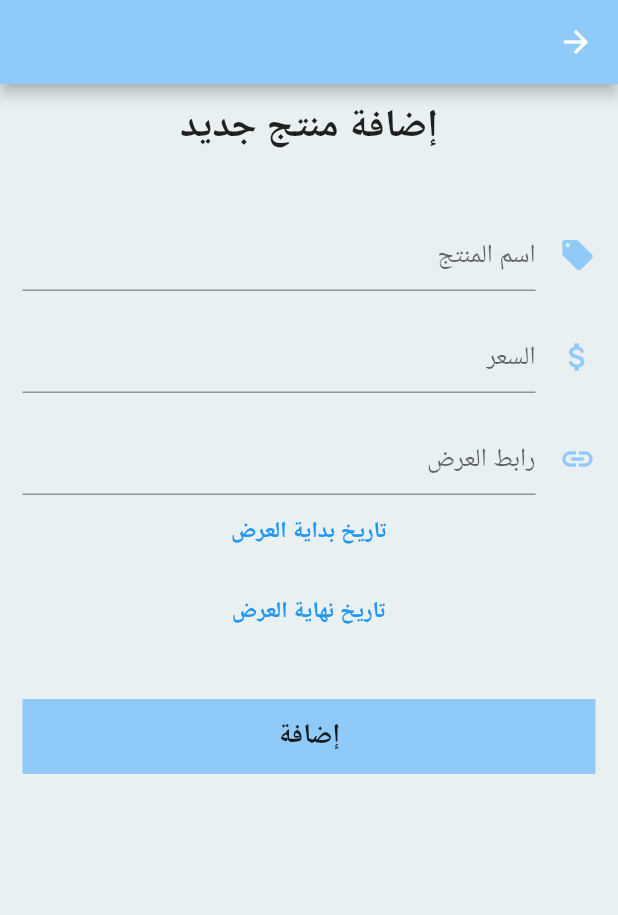
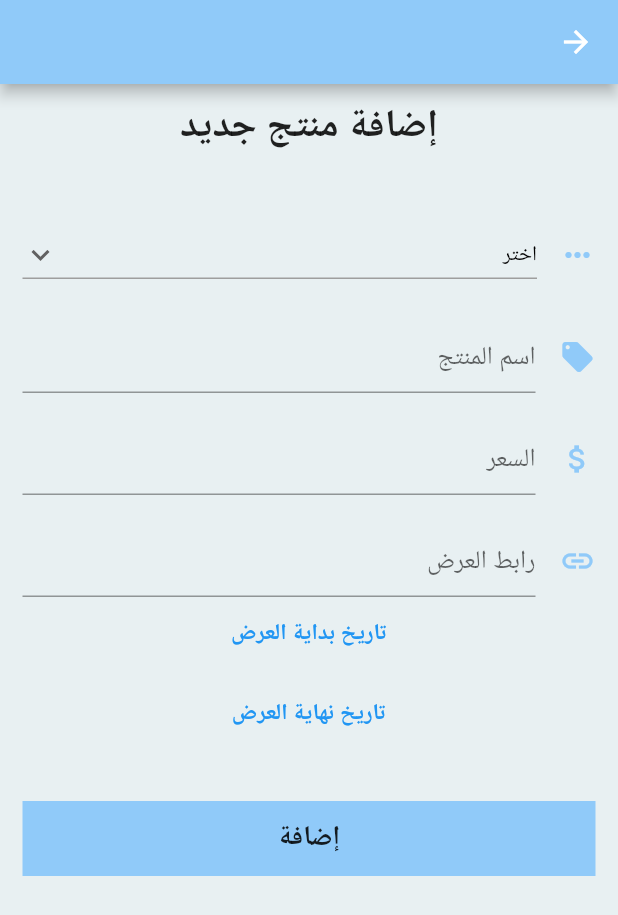
Before and after one commit to iiNawaf/one_direction, a Flutter app: the AddNewProductScreen screen opened by its route, on a phone screen of 412 x 824 dp. Shown: the top 915 px of the screen. Run offline on Flutter 3.47's test engine with Material 2 defaults, Android fonts, the light colour scheme and no system bars; our stand-ins replace carousel_slider, flutter_datetime_picker.

Commit message:
category

```diff
--- a/lib/screens/add_new_product/add_new_product.dart
+++ b/lib/screens/add_new_product/add_new_product.dart
@@ -1,5 +1,6 @@
 import 'package:flutter/material.dart';
 import 'package:flutter_datetime_picker/flutter_datetime_picker.dart';
+import 'package:project/widgets/add_new_product/add_product_category.dart';
 import 'package:project/widgets/add_new_product/add_product_expire_date.dart';
 import 'package:project/widgets/add_new_product/add_product_inital_date.dart';
 import 'package:project/widgets/add_new_product/add_product_link.dart';
@@ -28,6 +29,8 @@ class AddNewProductScreen extends StatelessWidget {
               child: Form(
                 child: Column(
                     children: <Widget>[
+                      AddProductCategory(),
+                      Container(height: 20),
                       AddProductName(),
                       Container(height: 20),
                       AddProductPrice(),
--- /dev/null
+++ b/lib/widgets/add_new_product/add_product_category.dart
@@ -0,0 +1,52 @@
+import 'package:flutter/material.dart';
+
+
+class AddProductCategory extends StatefulWidget {
+  @override
+  _AddProductCategoryState createState() => _AddProductCategoryState();
+}
+
+class _AddProductCategoryState extends State<AddProductCategory> {
+  String productCategoryValue = 'اختر';
+
+  @override
+  Widget build(BuildContext context) {
+    return Row(
+      children: <Widget>[
+        Icon(Icons.more_horiz, color: Colors.blue[200]),
+        Expanded(
+          child: Container(
+            padding: EdgeInsets.only(right: 15),
+            width: MediaQuery.of(context).size.width,
+            child: DropdownButton<String>(
+              isExpanded: true,
+              icon: Icon(Icons.keyboard_arrow_down),
+              value: productCategoryValue,
+              iconSize: 24,
+              style: TextStyle(
+                  color: Colors.black
+              ),
+              underline: Container(
+                height: 1,
+                color: Colors.grey,
+              ),
+              onChanged: (String newValue) {
+                setState(() {
+                  productCategoryValue = newValue;
+                });
+              },
+              items: <String>['اختر', 'مطعم', 'كافيه', 'إلكترونيات', 'أسواق']
+                  .map<DropdownMenuItem<String>>((String value) {
+                return DropdownMenuItem<String>(
+                  value: value,
+                  child: Text(value),
+                );
+              })
+                  .toList(),
+            ),
+          ),
+        ),
+      ],
+    );
+  }
+}
```
